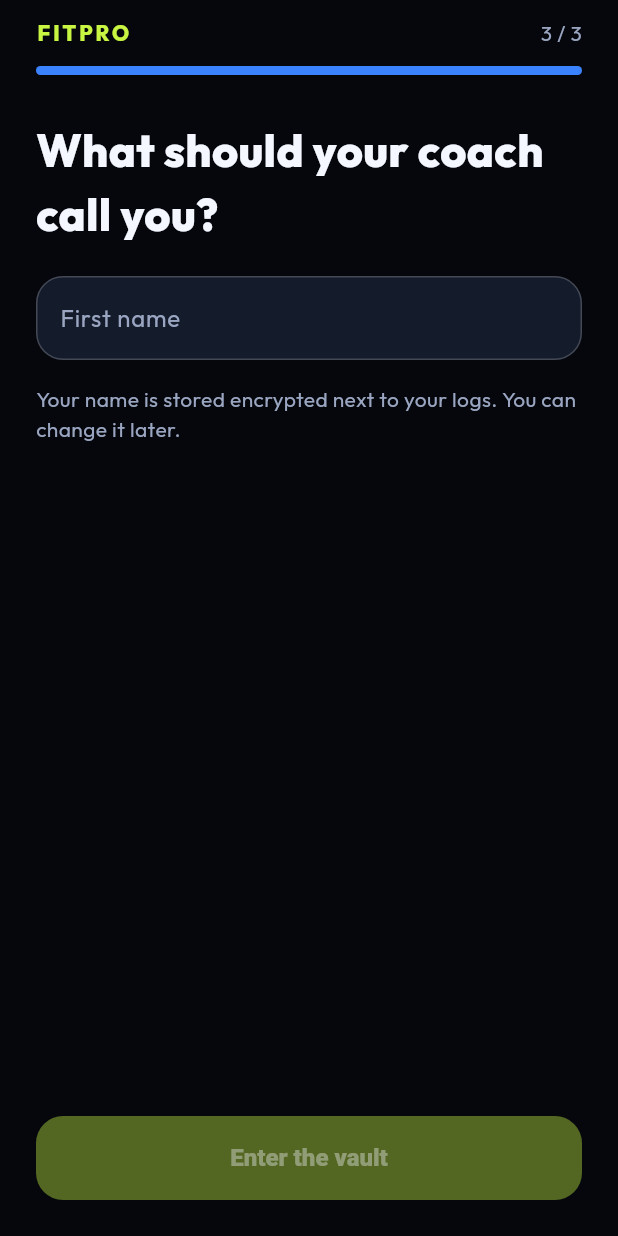
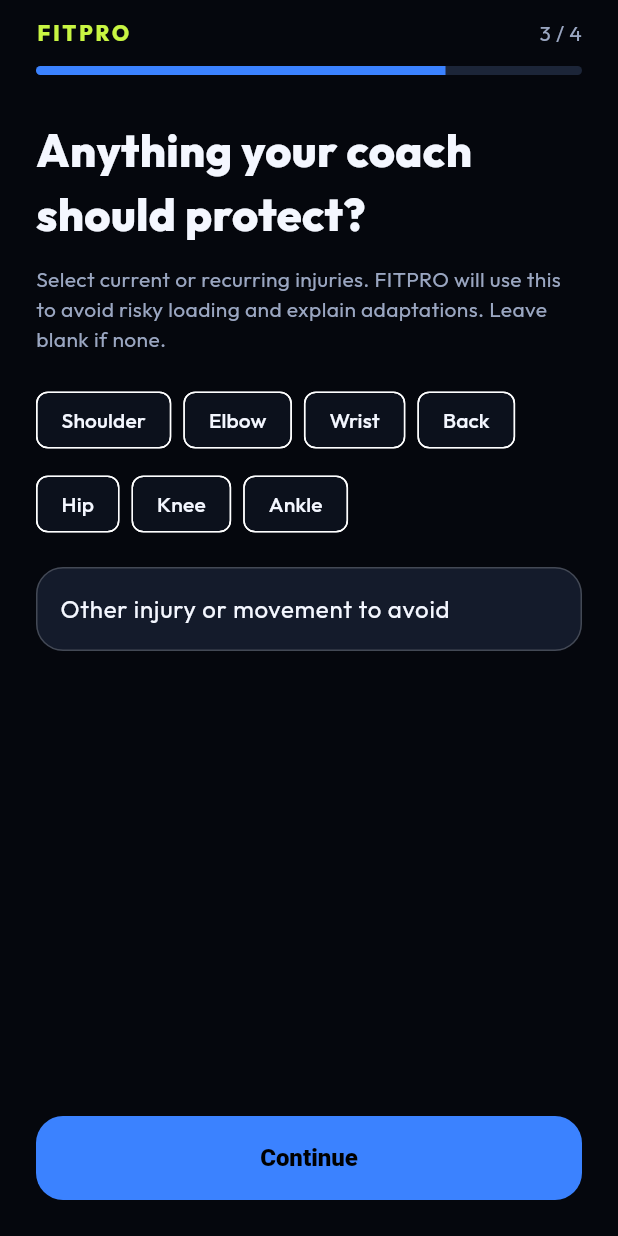
Before and after one commit to foxmaster77/fitpro, a Flutter app: the OnboardingScreen screen opened by its route, swiped to page 3, on a phone screen of 412 x 824 dp. Run offline on Flutter 3.47's test engine with Material 3 defaults, Android fonts, the phone set to English and light mode, and no system bars; our stand-ins replace flutter_animate, flutter_riverpod, flutter_secure_storage, go_router, google_fonts, google_generative_ai and 3 more; missing offline and left inert: encrypt, purchases_flutter; accounts and stored records are empty; statements that could not run were skipped.

Commit message:
Add injury-aware AI coaching flow

```diff
--- a/lib/data/services/ai_coach_service.dart
+++ b/lib/data/services/ai_coach_service.dart
@@ -78,6 +78,7 @@ User context (must influence volume, intensity, and exercise selection):
 - Daily Readiness: ${readiness.dailyReadiness}/100
 ${profile != null ? '- Fitness Goal: ${profile.fitnessGoal ?? "Maintain"}' : ''}
 ${profile != null ? '- Display name: ${profile.displayName}' : ''}
+${profile != null ? '- Injury history: ${profile.injuryHistory.isEmpty ? "None reported" : profile.injuryHistory.join(", ")}' : ''}
 
 Return ONLY valid JSON with this exact schema:
 {
@@ -100,6 +101,8 @@ Rules:
 - If readiness > 70 and fatigue < 40: Can include higher intensity work
 - Scale load to userLevel and userXp (lower level = more coaching cues, fewer max-effort sets)
 - Respect energy availability implied by BMR/TDEE
+- Never prescribe exercises that load or stress a reported injured area.
+- When injury history is present, explain the modification in rationale and add a specific injuryFlags entry for each relevant precaution.
 - Total workout time should be 30-45 minutes
 - Include 3-4 exercise blocks
 - Focus on compound movements when appropriate
@@ -131,9 +134,11 @@ Rules:
     UserProfile? profile,
   ) {
     try {
-      final json = jsonDecode(_extractJsonFromResponse(jsonResponse))
-          as Map<String, dynamic>;
-      final blocks = (json['blocks'] as List<dynamic>?)
+      final json =
+          jsonDecode(_extractJsonFromResponse(jsonResponse))
+              as Map<String, dynamic>;
+      final blocks =
+          (json['blocks'] as List<dynamic>?)
               ?.map(
                 (block) => AiWorkoutBlock(
                   title: block['title'] as String? ?? 'Exercise',
@@ -150,7 +155,8 @@ Rules:
         title: json['title'] as String? ?? 'Custom Routine',
         rationale: json['rationale'] as String? ?? 'AI-generated routine',
         focus: _parseFocus(json['focus'] as String?),
-        injuryFlags: (json['injuryFlags'] as List<dynamic>?)
+        injuryFlags:
+            (json['injuryFlags'] as List<dynamic>?)
                 ?.map((e) => e as String)
                 .toList() ??
             [],
@@ -217,7 +223,8 @@ Rules:
             'Sleep $sleep and fatigue $fatigue point to incomplete recovery. Volume is cut; tissue quality is the session.',
         focus: AiWorkoutFocus.mobility,
         injuryFlags: [
-          if (fatigue > 70) 'High residual fatigue — skip loaded spinal flexion',
+          if (fatigue > 70)
+            'High residual fatigue — skip loaded spinal flexion',
           if (sleep < 50) 'Sleep debt — avoid max-effort intervals',
         ],
         blocks: const [
@@ -305,9 +312,7 @@ Rules:
       rationale:
           'Readiness $score is in the workable zone. Mixed stimulus without stacking fatigue.',
       focus: AiWorkoutFocus.mixed,
-      injuryFlags: const [
-        'Keep rest honest between compounds',
-      ],
+      injuryFlags: const ['Keep rest honest between compounds'],
       blocks: const [
         AiWorkoutBlock(
           title: 'Front squat',
--- a/lib/features/onboarding/onboarding_screen.dart
+++ b/lib/features/onboarding/onboarding_screen.dart
@@ -17,6 +17,8 @@ class OnboardingScreen extends ConsumerStatefulWidget {
 class _OnboardingScreenState extends ConsumerState<OnboardingScreen> {
   final _page = PageController();
   final _name = TextEditingController();
+  final _otherInjury = TextEditingController();
+  final _injuries = <String>{};
   var _index = 0;
   var _accepted = false;
 
@@ -24,11 +26,12 @@ class _OnboardingScreenState extends ConsumerState<OnboardingScreen> {
   void dispose() {
     _page.dispose();
     _name.dispose();
+    _otherInjury.dispose();
     super.dispose();
   }
 
   Future<void> _next() async {
-    if (_index < 2) {
+    if (_index < 3) {
       await _page.nextPage(
         duration: const Duration(milliseconds: 380),
         curve: Curves.easeOutCubic,
@@ -36,7 +39,12 @@ class _OnboardingScreenState extends ConsumerState<OnboardingScreen> {
       return;
     }
     if (!_accepted) return;
-    await ref.read(appSessionProvider.notifier).completeOnboarding(_name.text);
+    final injuries = {..._injuries};
+    final other = _otherInjury.text.trim();
+    if (other.isNotEmpty) injuries.add(other);
+    await ref
+        .read(appSessionProvider.notifier)
+        .completeOnboarding(_name.text, injuryHistory: injuries.toList());
     if (mounted) context.go('/coach');
   }
 
@@ -60,7 +68,7 @@ class _OnboardingScreenState extends ConsumerState<OnboardingScreen> {
                   ),
                   const Spacer(),
                   Text(
-                    '${_index + 1} / 3',
+                    '${_index + 1} / 4',
                     style: const TextStyle(color: AppColors.textMuted),
                   ),
                 ],
@@ -73,7 +81,7 @@ class _OnboardingScreenState extends ConsumerState<OnboardingScreen> {
                 borderRadius: BorderRadius.circular(99),
                 child: LinearProgressIndicator(
                   minHeight: 6,
-                  value: (_index + 1) / 3,
+                  value: (_index + 1) / 4,
                   color: AppColors.electric,
                   backgroundColor: AppColors.surfaceMuted,
                 ),
@@ -89,6 +97,13 @@ class _OnboardingScreenState extends ConsumerState<OnboardingScreen> {
                     accepted: _accepted,
                     onChanged: (v) => setState(() => _accepted = v),
                   ),
+                  _InjuryPane(
+                    selected: _injuries,
+                    otherController: _otherInjury,
+                    onToggle: (injury) => setState(() {
+                      if (!_injuries.add(injury)) _injuries.remove(injury);
+                    }),
+                  ),
                   _NamePane(controller: _name),
                 ],
               ),
@@ -96,14 +111,77 @@ class _OnboardingScreenState extends ConsumerState<OnboardingScreen> {
             Padding(
               padding: const EdgeInsets.fromLTRB(24, 8, 24, 24),
               child: NeonButton(
-                label: _index == 2 ? 'Enter the vault' : 'Continue',
-                onPressed: _index == 2 && !_accepted ? null : _next,
-                lime: _index == 2,
+                label: _index == 3 ? 'Enter the vault' : 'Continue',
+                onPressed: _index == 3 && !_accepted ? null : _next,
+                lime: _index == 3,
               ),
             ),
           ],
         ),
       ),
+    );
+  }
+}
+
+class _InjuryPane extends StatelessWidget {
+  const _InjuryPane({
+    required this.selected,
+    required this.otherController,
+    required this.onToggle,
+  });
+
+  final Set<String> selected;
+  final TextEditingController otherController;
+  final ValueChanged<String> onToggle;
+
+  @override
+  Widget build(BuildContext context) {
+    const areas = [
+      'Shoulder',
+      'Elbow',
+      'Wrist',
+      'Back',
+      'Hip',
+      'Knee',
+      'Ankle',
+    ];
+    return ListView(
+      padding: const EdgeInsets.fromLTRB(24, 28, 24, 8),
+      children: [
+        const Text(
+          'Anything your coach should protect?',
+          style: TextStyle(fontSize: 30, fontWeight: FontWeight.w800),
+        ),
+        const SizedBox(height: 12),
+        const Text(
+          'Select current or recurring injuries. FITPRO will use this to avoid risky loading and explain adaptations. Leave blank if none.',
+          style: TextStyle(color: AppColors.textMuted, height: 1.4),
+        ),
+        const SizedBox(height: 20),
+        Wrap(
+          spacing: 8,
+          runSpacing: 8,
+          children: areas
+              .map(
+                (area) => FilterChip(
+                  label: Text(area),
+                  selected: selected.contains(area),
+                  onSelected: (_) => onToggle(area),
+                  selectedColor: AppColors.lime,
+                  checkmarkColor: Colors.black,
+                ),
+              )
+              .toList(),
+        ),
+        const SizedBox(height: 18),
+        TextField(
+          controller: otherController,
+          decoration: const InputDecoration(
+            labelText: 'Other injury or movement to avoid',
+            hintText: 'e.g. plantar fasciitis',
+          ),
+        ),
+      ],
     );
   }
 }
@@ -118,19 +196,33 @@ class _WelcomePane extends StatelessWidget {
         children: [
           const Text(
             'Training that stays with you — without selling you out.',
-            style: TextStyle(fontSize: 32, fontWeight: FontWeight.w800, height: 1.15),
+            style: TextStyle(
+              fontSize: 32,
+              fontWeight: FontWeight.w800,
+              height: 1.15,
+            ),
           ).animate().fadeIn().slideY(begin: 0.12, duration: 500.ms),
           const SizedBox(height: 16),
           const Text(
             'FITPRO is built for retention without subscription fatigue: core logging is free forever. AI Pro is optional.',
-            style: TextStyle(color: AppColors.textMuted, fontSize: 16, height: 1.45),
+            style: TextStyle(
+              color: AppColors.textMuted,
+              fontSize: 16,
+              height: 1.45,
+            ),
           ),
           const SizedBox(height: 28),
           const _Pill(icon: Icons.offline_bolt, text: 'Works fully offline'),
           const SizedBox(height: 12),
-          const _Pill(icon: Icons.psychology_alt, text: 'Daily readiness, not guilt'),
+          const _Pill(
+            icon: Icons.psychology_alt,
+            text: 'Daily readiness, not guilt',
+          ),
           const SizedBox(height: 12),
-          const _Pill(icon: Icons.merge_type, text: 'Lifts, runs, calories in one log'),
+          const _Pill(
+            icon: Icons.merge_type,
+            text: 'Lifts, runs, calories in one log',
+          ),
         ],
       ),
     );
@@ -239,9 +331,15 @@ class _PrivacyRow extends StatelessWidget {
     return Column(
       crossAxisAlignment: CrossAxisAlignment.start,
       children: [
-        Text(title, style: const TextStyle(fontWeight: FontWeight.w800, fontSize: 18)),
+        Text(
+          title,
+          style: const TextStyle(fontWeight: FontWeight.w800, fontSize: 18),
+        ),
         const SizedBox(height: 8),
-        Text(body, style: const TextStyle(color: AppColors.textMuted, height: 1.4)),
+        Text(
+          body,
+          style: const TextStyle(color: AppColors.textMuted, height: 1.4),
+        ),
       ],
     );
   }
@@ -261,7 +359,12 @@ class _Pill extends StatelessWidget {
         children: [
           Icon(icon, color: AppColors.electric),
           const SizedBox(width: 12),
-          Expanded(child: Text(text, style: const TextStyle(fontWeight: FontWeight.w600))),
+          Expanded(
+            child: Text(
+              text,
+              style: const TextStyle(fontWeight: FontWeight.w600),
+            ),
+          ),
         ],
       ),
     );
```
Also changed, not shown: lib/app.dart (+10 -12 lines), lib/data/models/user_profile.dart (+9 -0 lines), lib/features/home/home_screen.dart (+42 -12 lines), lib/features/paywall/paywall_screen.dart (+38 -4 lines), lib/state/app_session.dart (+14 -13 lines).
